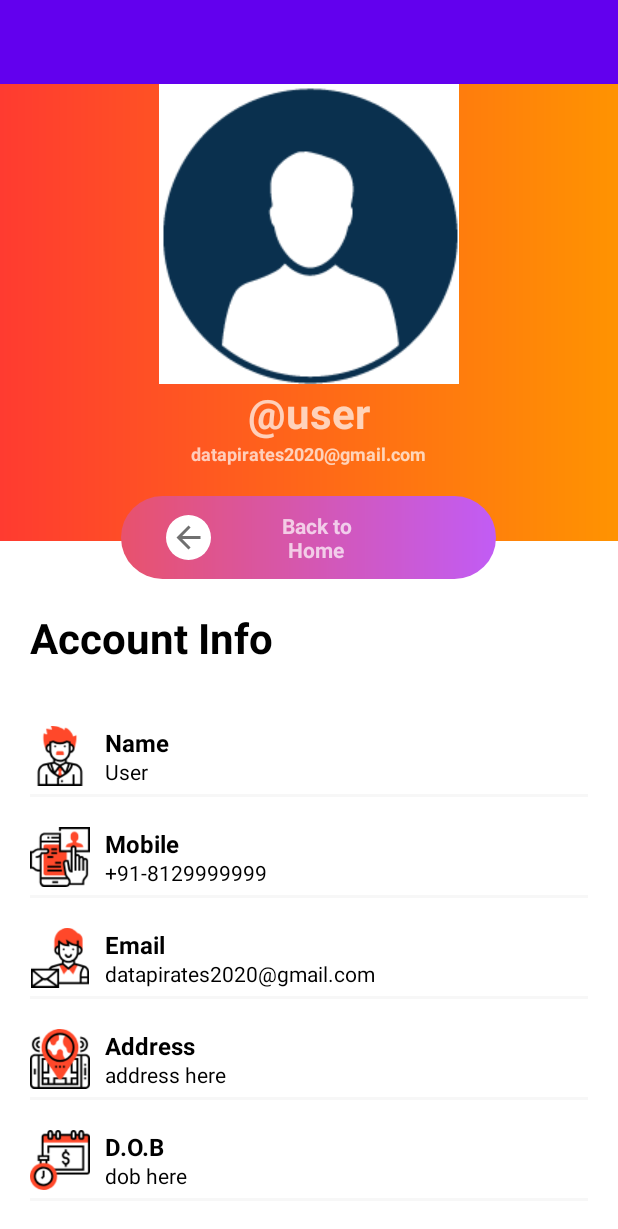
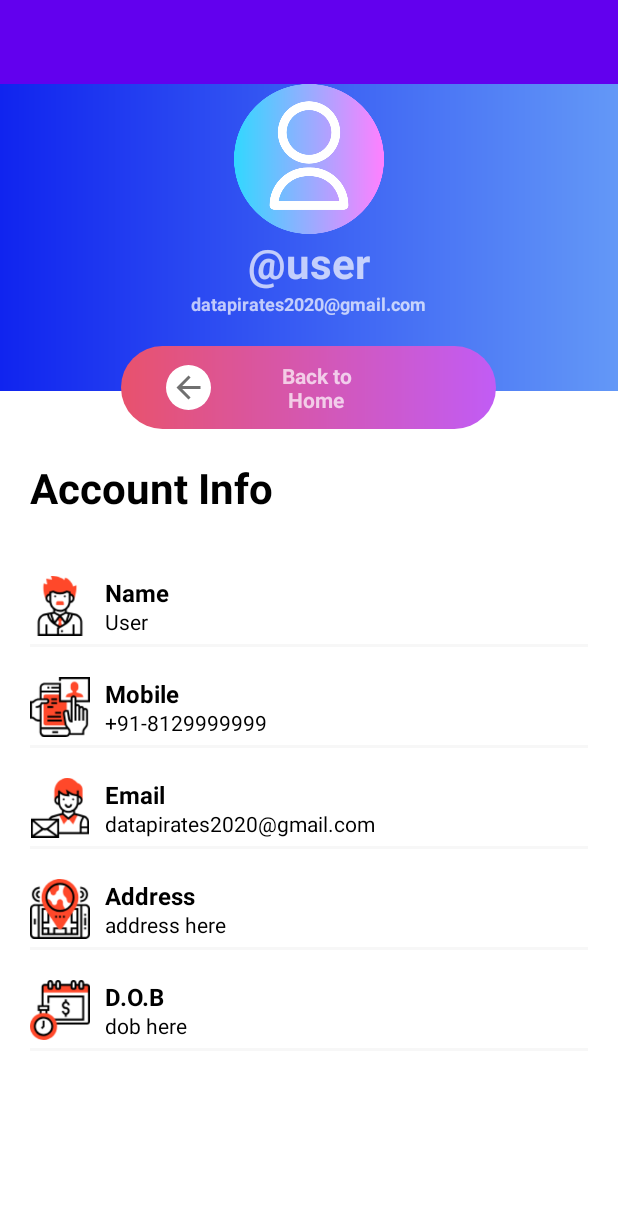
Before and after one commit to PranavRameshKulkarni/SIH2020_PJ235_Team-Hack-Elite_GitRepository_COEP, an Android app: the layout fragment_profile.xml on its own in the app's theme, with its tools: preview values and no code run, on a phone screen of 412 x 824 dp. Shown: the top 1229 px of the screen. Run offline under Robolectric (Android 15) with nearby library versions, the phone set to English and light mode, and no system bars.

Commit message:
Profile Page updated

```diff
--- a/app/src/main/res/drawable-v24/profile_bk.xml
+++ b/app/src/main/res/drawable-v24/profile_bk.xml
@@ -3,8 +3,8 @@
     <gradient
         android:angle="0"
         android:centerX="35%"
-        android:startColor="#FF3B30"
-        android:endColor="#FF9301"
+        android:startColor="#1024EF"
+        android:endColor="#6398F7"
         android:type="linear"
         />
 </shape>
--- a/app/src/main/res/layout/fragment_profile.xml
+++ b/app/src/main/res/layout/fragment_profile.xml
@@ -37,9 +37,9 @@ android:background="@color/profileBackground">
             android:background="@drawable/profile_bk">
 
             <ImageView
-                android:layout_width="wrap_content"
-                android:layout_height="wrap_content"
-                android:src="@drawable/profile" />
+                android:layout_width="200dp"
+                android:layout_height="100dp"
+                android:src="@drawable/user" />
 
             <TextView
                 android:layout_width="wrap_content"
--- a/app/src/main/res/values/colors.xml
+++ b/app/src/main/res/values/colors.xml
@@ -6,7 +6,7 @@
     <color name="backgroundEditText">#5cffffff</color>
     <color name="coverageCircle">#1AFFEB3B</color>
     <color name="colorBlack">#FF000000</color>
-    <color name="profilePrimaryDark">#FF3B30</color>
+    <color name="profilePrimaryDark">#1024EF</color>
     <color name="profileAccentColor">#F7F7F7</color>
     <color name="whiteTextColor">#fff</color>
     <color name="profileBackground">#fff</color>
```
Also changed, not shown: app/src/main/res/drawable-v24/user.png (added).
